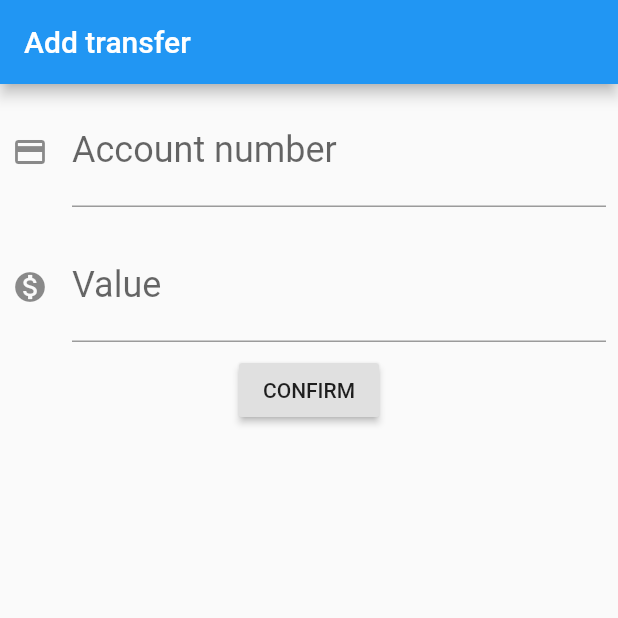
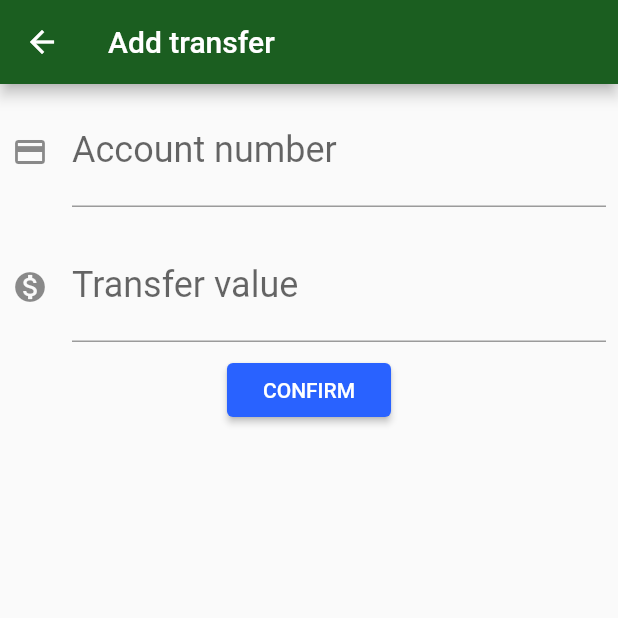
Before and after one commit to MimMarcelo/alura-flutter-bytebank, a Flutter app: the TransferFormScaffold screen opened directly, on a phone screen of 412 x 824 dp, the top half of it. Run offline on Flutter 3.47's test engine with Material 2 defaults, Android fonts, the phone set to English and light mode, and no system bars.

Commit message:
Criada funcionalidade de criação de transferências e apresentação das mesmas na lista da tela inicial. Refatorado o código para melhor organização

```diff
--- /dev/null
+++ b/lib/components/transfer_text_field.dart
@@ -0,0 +1,34 @@
+import 'package:flutter/material.dart';
+
+class TransferTextField extends StatelessWidget {
+  final TextEditingController controller;
+  final String label;
+  final String hint;
+  final IconData icon;
+
+  TransferTextField({
+    this.controller,
+    this.label,
+    this.hint,
+    this.icon,
+  });
+
+  @override
+  Widget build(BuildContext context) {
+    return Padding(
+      padding: const EdgeInsets.all(8.0),
+      child: TextField(
+        controller: controller,
+        style: TextStyle(
+          fontSize: 24,
+        ),
+        decoration: InputDecoration(
+          icon: icon == null ? null : Icon(icon),
+          labelText: label,
+          hintText: hint,
+        ),
+        keyboardType: TextInputType.number,
+      ),
+    );
+  }
+}
--- a/lib/main.dart
+++ b/lib/main.dart
@@ -1,3 +1,4 @@
+import 'package:bytebank/screens/transfers_list_scaffold.dart';
 import 'package:flutter/material.dart';
 
 void main() {
@@ -8,126 +9,16 @@ class ByteBankApp extends StatelessWidget {
   @override
   Widget build(BuildContext context) {
     return MaterialApp(
-      home: TransferFormScaffold(),
-//      home: TransfersListScaffold(),
+//      theme: ThemeData.dark(),
+      theme: ThemeData(
+          primaryColor: Colors.green[900],
+          accentColor: Colors.blueAccent[700],
+          buttonTheme: ButtonThemeData(
+            buttonColor: Colors.blueAccent[700],
+            textTheme: ButtonTextTheme.primary,
+          )),
+//      home: TransferFormScaffold(),
+      home: TransfersListScaffold(),
     );
   }
 }
-
-class TransferFormScaffold extends StatelessWidget {
-  final TextEditingController _txfAccount = TextEditingController();
-  final TextEditingController _txfValue = TextEditingController();
-
-  @override
-  Widget build(BuildContext context) {
-    return Scaffold(
-      appBar: AppBar(
-        title: Text("Add transfer"),
-      ),
-      body: Column(
-        children: <Widget>[
-          Padding(
-            padding: const EdgeInsets.all(8.0),
-            child: TextField(
-              controller: _txfAccount,
-              style: TextStyle(
-                fontSize: 24,
-              ),
-              decoration: InputDecoration(
-                  icon: Icon(Icons.credit_card),
-                  labelText: "Account number",
-                  hintText: "0000"),
-              keyboardType: TextInputType.number,
-            ),
-          ),
-          Padding(
-            padding: const EdgeInsets.all(8.0),
-            child: TextField(
-              controller: _txfValue,
-              style: TextStyle(
-                fontSize: 24,
-              ),
-              decoration: InputDecoration(
-                  icon: Icon(Icons.monetization_on),
-                  labelText: "Value",
-                  hintText: "0.00"),
-              keyboardType: TextInputType.number,
-            ),
-          ),
-          RaisedButton(
-            child: Text("CONFIRM"),
-            onPressed: () {
-              String account = _txfAccount.text;
-              double value = double.tryParse(_txfValue.text);
-              if (account == null || value == null) {
-                return;
-              }
-              Transfer t = Transfer(value, account);
-//              Scaffold.of(context).showSnackBar(
-//                SnackBar(
-//                  content: Text("Oi Snack"),
-//                ),
-//              );
-            },
-          ),
-        ],
-      ),
-    );
-  }
-}
-
-class TransfersListScaffold extends StatelessWidget {
-  @override
-  Widget build(BuildContext context) {
-    return Scaffold(
-      appBar: AppBar(
-        title: Text("Transfers"),
-      ),
-      floatingActionButton: FloatingActionButton(
-        child: Icon(Icons.add),
-      ),
-      body: TransfersList(),
-    );
-  }
-}
-
-class TransfersList extends StatelessWidget {
-  @override
-  Widget build(BuildContext context) {
-    return Column(
-      children: <Widget>[
-        TransferListItem(Transfer(150.00, "1845-7")),
-        TransferListItem(Transfer(250.00, "1845-7")),
-        TransferListItem(Transfer(350.00, "1845-7")),
-      ],
-    );
-  }
-}
-
-class TransferListItem extends StatelessWidget {
-  final Transfer _transfer;
-
-  const TransferListItem(this._transfer);
-
-  @override
-  Widget build(BuildContext context) {
-    return Card(
-        child: ListTile(
-      leading: Icon(Icons.monetization_on),
-      title: Text("Value: " + _transfer._value.toString()),
-      subtitle: Text("Account: " + _transfer._account),
-    ));
-  }
-}
-
-class Transfer {
-  double _value;
-  String _account;
-
-  Transfer(this._value, this._account);
-
-  @override
-  String toString() {
-    return 'Transfer{_value: $_value, _account: $_account}';
-  }
-}
--- /dev/null
+++ b/lib/models/transfer.dart
@@ -0,0 +1,14 @@
+class Transfer {
+  double value;
+  String account;
+
+  Transfer(
+    this.value,
+    this.account,
+  );
+
+  @override
+  String toString() {
+    return 'Transfer{_value: $value, _account: $account}';
+  }
+}
--- /dev/null
+++ b/lib/screens/transfer_form_scaffold.dart
@@ -0,0 +1,51 @@
+import 'package:bytebank/components/transfer_text_field.dart';
+import 'package:bytebank/models/transfer.dart';
+import 'package:flutter/material.dart';
+
+class TransferFormScaffold extends StatelessWidget {
+  final TextEditingController _txfAccount = TextEditingController();
+  final TextEditingController _txfValue = TextEditingController();
+
+  @override
+  Widget build(BuildContext context) {
+    return Scaffold(
+      appBar: AppBar(
+        title: Text("Add transfer"),
+      ),
+      body: SingleChildScrollView(
+        child: Column(
+          children: <Widget>[
+            TransferTextField(
+              controller: _txfAccount,
+              label: "Account number",
+              hint: "0000",
+              icon: Icons.credit_card,
+            ),
+            TransferTextField(
+              controller: _txfValue,
+              label: "Transfer value",
+              hint: "0.00",
+              icon: Icons.monetization_on,
+            ),
+            RaisedButton(
+              child: Text("CONFIRM"),
+              onPressed: () {
+                _createTransfer(context);
+              },
+            ),
+          ],
+        ),
+      ),
+    );
+  }
+
+  void _createTransfer(BuildContext context) {
+    String account = _txfAccount.text;
+    double value = double.tryParse(_txfValue.text);
+    if (account == null || value == null) {
+      return;
+    }
+    Transfer t = Transfer(value, account);
+    Navigator.pop(context, t);
+  }
+}
--- /dev/null
+++ b/lib/screens/transfers_list_scaffold.dart
@@ -0,0 +1,65 @@
+import 'package:bytebank/models/transfer.dart';
+import 'package:flutter/material.dart';
+
+import 'transfer_form_scaffold.dart';
+
+class TransfersListScaffold extends StatefulWidget {
+  final List<Transfer> _transfers = List();
+
+  @override
+  State<StatefulWidget> createState() {
+    return TransfersListState();
+  }
+}
+
+class TransfersListState extends State<TransfersListScaffold> {
+  @override
+  Widget build(BuildContext context) {
+//    widget._transfers.add(Transfer(1000, "2212"));
+
+    return Scaffold(
+      appBar: AppBar(
+        title: Text("Transfers"),
+      ),
+      body: ListView.builder(
+        itemCount: widget._transfers.length,
+        itemBuilder: (context, index) {
+          final transfer = widget._transfers[index];
+          return TransferListItem(transfer);
+        },
+      ),
+      floatingActionButton: FloatingActionButton(
+        child: Icon(Icons.add),
+        onPressed: () {
+          final Future<Transfer> future =
+          Navigator.push(context, MaterialPageRoute(builder: (context) {
+            return TransferFormScaffold();
+          }));
+          future.then((newTransfer) {
+            if (newTransfer != null) {
+              setState(() {
+                widget._transfers.add(newTransfer);
+              });
+            }
+          });
+        },
+      ),
+    );
+  }
+}
+
+class TransferListItem extends StatelessWidget {
+  final Transfer _transfer;
+
+  const TransferListItem(this._transfer);
+
+  @override
+  Widget build(BuildContext context) {
+    return Card(
+        child: ListTile(
+          leading: Icon(Icons.monetization_on),
+          title: Text("Value: " + _transfer.value.toString()),
+          subtitle: Text("Account: " + _transfer.account),
+        ));
+  }
+}
```
